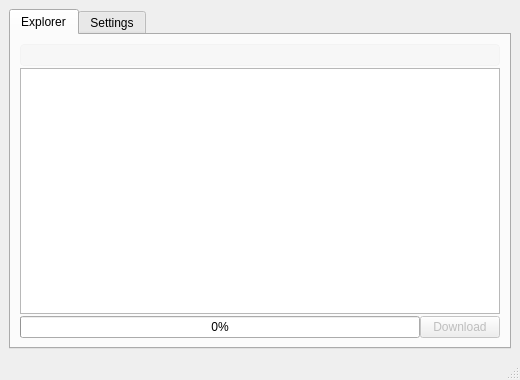
First picture: the form in pyclient/main_window.ui, repository WUAmin/wu-blackhole, before the edit.
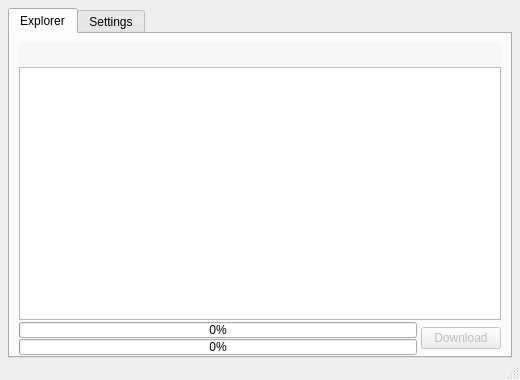
Second picture: the form after the edit.

Commit message: Download Folder from BlackHole

What changed in the file:
```diff
--- a/pyclient/main_window.ui
+++ b/pyclient/main_window.ui
@@ -15,8 +15,26 @@
   </property>
   <widget class="QWidget" name="centralwidget">
    <layout class="QGridLayout" name="gridLayout">
+    <property name="leftMargin">
+     <number>8</number>
+    </property>
+    <property name="topMargin">
+     <number>8</number>
+    </property>
+    <property name="rightMargin">
+     <number>8</number>
+    </property>
+    <property name="bottomMargin">
+     <number>0</number>
+    </property>
+    <property name="spacing">
+     <number>0</number>
+    </property>
     <item row="0" column="0">
      <widget class="QTabWidget" name="tabWidget">
+      <property name="enabled">
+       <bool>true</bool>
+      </property>
       <property name="currentIndex">
        <number>0</number>
       </property>
@@ -25,71 +43,12 @@
         <string>Explorer</string>
        </attribute>
        <layout class="QGridLayout" name="gridLayout_3" rowstretch="0,0,0,0,0">
+        <property name="bottomMargin">
+         <number>1</number>
+        </property>
         <property name="verticalSpacing">
          <number>2</number>
         </property>
-        <item row="4" column="0">
-         <layout class="QHBoxLayout" name="horizontalLayout_3" stretch="1,0,0">
-          <item>
-           <widget class="QProgressBar" name="dl_progress">
-            <property name="value">
-             <number>0</number>
-            </property>
-            <property name="textVisible">
-             <bool>true</bool>
-            </property>
-           </widget>
-          </item>
-          <item>
-           <spacer name="horizontalSpacer_3">
-            <property name="orientation">
-             <enum>Qt::Horizontal</enum>
-            </property>
-            <property name="sizeType">
-             <enum>QSizePolicy::Expanding</enum>
-            </property>
-            <property name="sizeHint" stdset="0">
-             <size>
-              <width>0</width>
-              <height>20</height>
-             </size>
-            </property>
-           </spacer>
-          </item>
-          <item>
-           <widget class="QPushButton" name="download_pb">
-            <property name="enabled">
-             <bool>false</bool>
-            </property>
-            <property name="text">
-             <string>Download</string>
-            </property>
-           </widget>
-          </item>
-         </layout>
-        </item>
-        <item row="3" column="0">
-         <widget class="QTableView" name="explorer_table">
-          <property name="alternatingRowColors">
-           <bool>true</bool>
-          </property>
-          <property name="selectionMode">
-           <enum>QAbstractItemView::SingleSelection</enum>
-          </property>
-          <property name="selectionBehavior">
-           <enum>QAbstractItemView::SelectRows</enum>
-          </property>
-          <attribute name="horizontalHeaderShowSortIndicator" stdset="0">
-           <bool>true</bool>
-          </attribute>
-          <attribute name="horizontalHeaderStretchLastSection">
-           <bool>true</bool>
-          </attribute>
-          <attribute name="verticalHeaderVisible">
-           <bool>false</bool>
-          </attribute>
-         </widget>
-        </item>
         <item row="0" column="0">
          <widget class="QFrame" name="address_bar_f">
           <property name="sizePolicy">
@@ -158,6 +117,96 @@
           </layout>
          </widget>
         </item>
+        <item row="3" column="0">
+         <widget class="QTableView" name="explorer_table">
+          <property name="alternatingRowColors">
+           <bool>true</bool>
+          </property>
+          <property name="selectionMode">
+           <enum>QAbstractItemView::SingleSelection</enum>
+          </property>
+          <property name="selectionBehavior">
+           <enum>QAbstractItemView::SelectRows</enum>
+          </property>
+          <attribute name="horizontalHeaderShowSortIndicator" stdset="0">
+           <bool>true</bool>
+          </attribute>
+          <attribute name="horizontalHeaderStretchLastSection">
+           <bool>true</bool>
+          </attribute>
+          <attribute name="verticalHeaderVisible">
+           <bool>false</bool>
+          </attribute>
+         </widget>
+        </item>
+        <item row="4" column="0">
+         <layout class="QHBoxLayout" name="horizontalLayout_3" stretch="1,0">
+          <item>
+           <layout class="QVBoxLayout" name="verticalLayout">
+            <property name="spacing">
+             <number>1</number>
+            </property>
+            <property name="rightMargin">
+             <number>4</number>
+            </property>
+            <item>
+             <widget class="QProgressBar" name="dl_progress">
+              <property name="sizePolicy">
+               <sizepolicy hsizetype="Expanding" vsizetype="Minimum">
+                <horstretch>0</horstretch>
+                <verstretch>0</verstretch>
+               </sizepolicy>
+              </property>
+              <property name="minimumSize">
+               <size>
+                <width>0</width>
+                <height>16</height>
+               </size>
+              </property>
+              <property name="value">
+               <number>0</number>
+              </property>
+              <property name="textVisible">
+               <bool>true</bool>
+              </property>
+             </widget>
+            </item>
+            <item>
+             <widget class="QProgressBar" name="dl_progress_folder">
+              <property name="sizePolicy">
+               <sizepolicy hsizetype="Expanding" vsizetype="Minimum">
+                <horstretch>0</horstretch>
+                <verstretch>0</verstretch>
+               </sizepolicy>
+              </property>
+              <property name="minimumSize">
+               <size>
+                <width>0</width>
+                <height>16</height>
+               </size>
+              </property>
+              <property name="value">
+               <number>0</number>
+              </property>
+              <property name="textVisible">
+               <bool>true</bool>
+              </property>
+             </widget>
+            </item>
+           </layout>
+          </item>
+          <item>
+           <widget class="QPushButton" name="download_pb">
+            <property name="enabled">
+             <bool>false</bool>
+            </property>
+            <property name="text">
+             <string>Download</string>
+            </property>
+           </widget>
+          </item>
+         </layout>
+        </item>
        </layout>
       </widget>
       <widget class="QWidget" name="tab_settings">
```
The commit also changes 3 other files.
